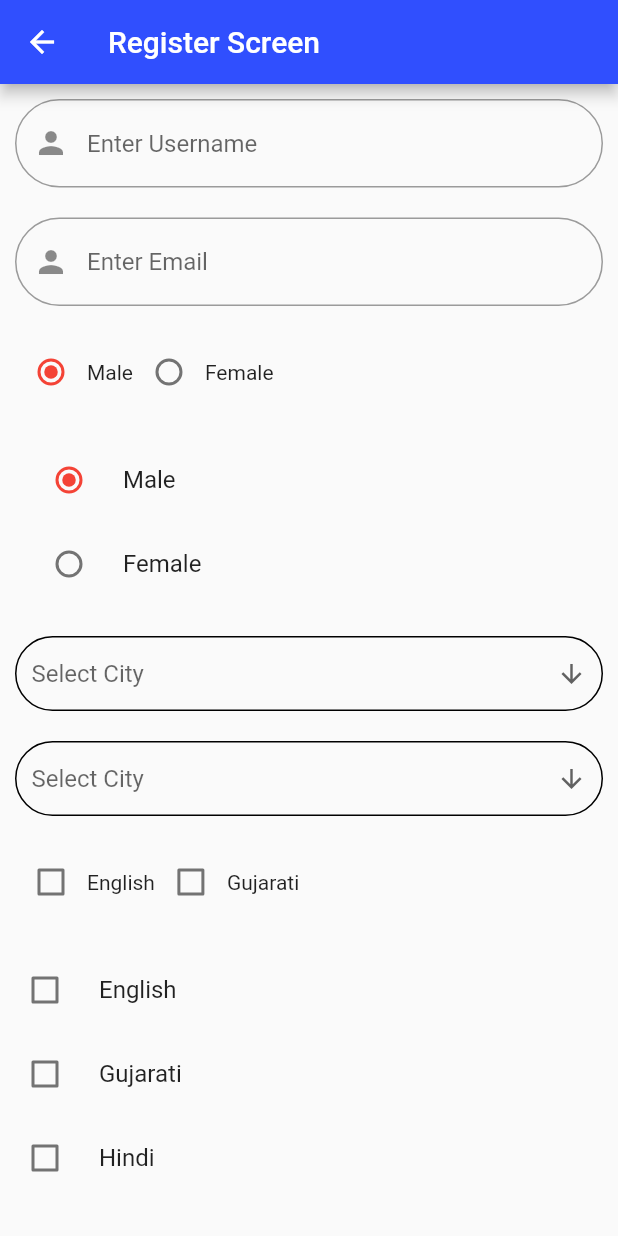
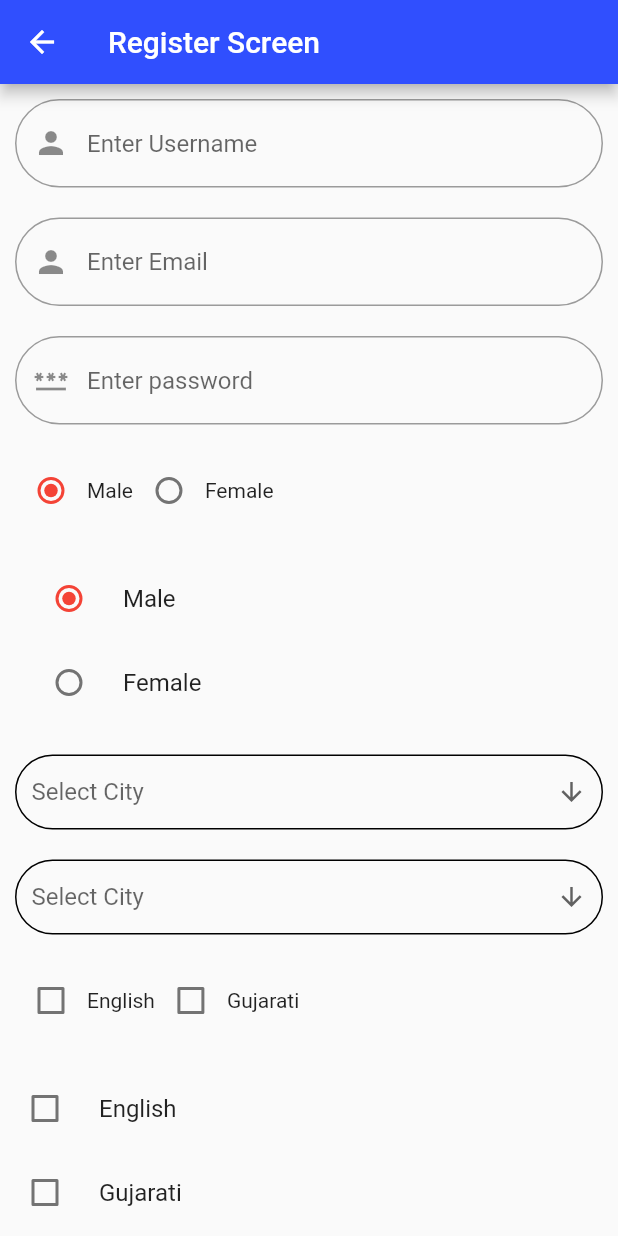
Before and after one commit to devatulparmar/march25batch6pm, a Flutter app: the RegisterScreen screen opened by its route, on a phone screen of 412 x 824 dp. Run offline on Flutter 3.47's test engine with Material 2 defaults, Android fonts, the phone set to English and light mode, and no system bars; our stand-ins replace cached_network_image.

Commit message:
GlobalKey, Form, TextFormField, validator, email validator, password validator

```diff
--- a/lib/register_screen.dart
+++ b/lib/register_screen.dart
@@ -13,6 +13,7 @@ class _RegisterScreenState extends State<RegisterScreen> {
   bool langEnglish = false;
   bool langGujarati = false;
   bool langHindi = false;
+  GlobalKey<FormState> formKey = GlobalKey<FormState>();
 
   List<String> cityNamesListObject = [
     "Vadodara",
@@ -46,11 +47,20 @@ class _RegisterScreenState extends State<RegisterScreen> {
       appBar: AppBar(
         title: const Text("Register Screen"),
       ),
-      body: ListView(
+      body: Form(
+        key: formKey,
+        child: ListView(
           padding: const EdgeInsets.all(10),
           children: <Widget>[
-          TextField(
+            TextFormField(
               textInputAction: TextInputAction.next,
+              validator: (value) {
+                if (value == '') {
+                  return "Please enter a full name";
+                } else {
+                  return null;
+                }
+              },
               decoration: InputDecoration(
                 hintText: "Enter Username",
                 prefixIcon: const Icon(Icons.person),
@@ -66,12 +76,93 @@ class _RegisterScreenState extends State<RegisterScreen> {
                 ),
               ),
             ),
+            // TextField(
+            //   textInputAction: TextInputAction.next,
+            //   decoration: InputDecoration(
+            //     hintText: "Enter Username",
+            //     prefixIcon: const Icon(Icons.person),
+            //     border: OutlineInputBorder(
+            //       borderRadius: BorderRadius.circular(35),
+            //     ),
+            //     focusedBorder: OutlineInputBorder(
+            //       borderRadius: BorderRadius.circular(35),
+            //       borderSide: const BorderSide(
+            //         color: Colors.red,
+            //         width: 2,
+            //       ),
+            //     ),
+            //   ),
+            // ),
             const SizedBox(height: 20),
-          TextField(
+            TextFormField(
               textInputAction: TextInputAction.next,
+              validator: (value) {
+                final regex = RegExp(
+                    r"^[a-zA-Z0-9.a-zA-Z0-9.!#$%&'*+-/=?^_`{|}~]+@[a-zA-Z0-9]+\.[a-zA-Z]+");
+                bool isValidEmail = regex.hasMatch(value!);
+                if (value == '') {
+                  return "Please enter an email";
+                } else if (isValidEmail == false) {
+                  return "Please enter valid email";
+                } else {
+                  return null;
+                }
+              },
               decoration: InputDecoration(
                 hintText: "Enter Email",
                 prefixIcon: const Icon(Icons.person),
+                border: OutlineInputBorder(
+                  borderRadius: BorderRadius.circular(35),
+                ),
+                focusedBorder: OutlineInputBorder(
+                  borderRadius: BorderRadius.circular(35),
+                  borderSide: const BorderSide(
+                    color: Colors.red,
+                    width: 2,
+                  ),
+                ),
+              ),
+            ),
+            // TextField(
+            //   textInputAction: TextInputAction.next,
+            //   decoration: InputDecoration(
+            //     hintText: "Enter Email",
+            //     prefixIcon: const Icon(Icons.person),
+            //     border: OutlineInputBorder(
+            //       borderRadius: BorderRadius.circular(35),
+            //     ),
+            //     focusedBorder: OutlineInputBorder(
+            //       borderRadius: BorderRadius.circular(35),
+            //       borderSide: const BorderSide(
+            //         color: Colors.red,
+            //         width: 2,
+            //       ),
+            //     ),
+            //   ),
+            // ),
+            const SizedBox(height: 20),
+            TextFormField(
+              textInputAction: TextInputAction.next,
+              validator: (value) {
+                if (value == null || value == '') {
+                  return "Please enter a password";
+                } else if (RegExp(r'^(?=.*?[A-Z])').hasMatch(value) == false) {
+                  return "Should contain at least one upper case";
+                } else if (!RegExp(r'^(?=.*[a-z])').hasMatch(value)) {
+                  return "Should contain at least one lower case";
+                } else if (!RegExp(r'^(?=.*?[0-9])').hasMatch(value)) {
+                  return "Should contain at least one digit";
+                } else if (!RegExp(r'^(?=.*?[!@#\$&*~%])').hasMatch(value)) {
+                  return "Should contain at least one Special character";
+                } else if (!RegExp(r'^.{6,}').hasMatch(value)) {
+                  return "Must be at least 6 characters in length.";
+                } else {
+                  return null;
+                }
+              },
+              decoration: InputDecoration(
+                hintText: "Enter password",
+                prefixIcon: const Icon(Icons.password),
                 border: OutlineInputBorder(
                   borderRadius: BorderRadius.circular(35),
                 ),
@@ -243,9 +334,18 @@ class _RegisterScreenState extends State<RegisterScreen> {
               },
             ),
             const SizedBox(height: 20),
-          ElevatedButton(onPressed: (){}, child: Text(""),),
+            ElevatedButton(
+              onPressed: () {
+                if (formKey.currentState!.validate()) {
+                  print('vndfkldfknb');
+                }
+                setState(() {});
+              },
+              child: const Text("Register"),
+            ),
             const SizedBox(height: 20),
           ],
+        ),
       ),
     );
   }
```
Lines whose indentation alone changed are shown as unchanged.
